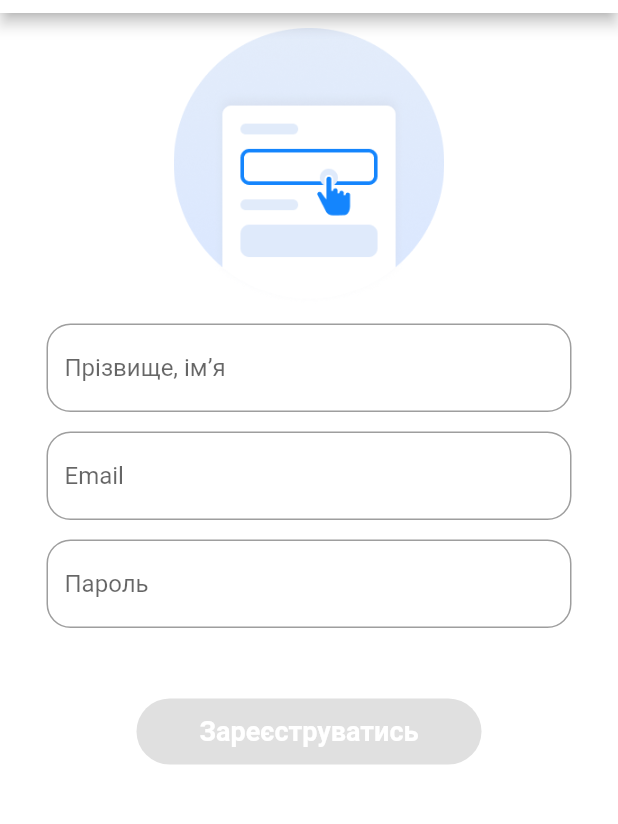
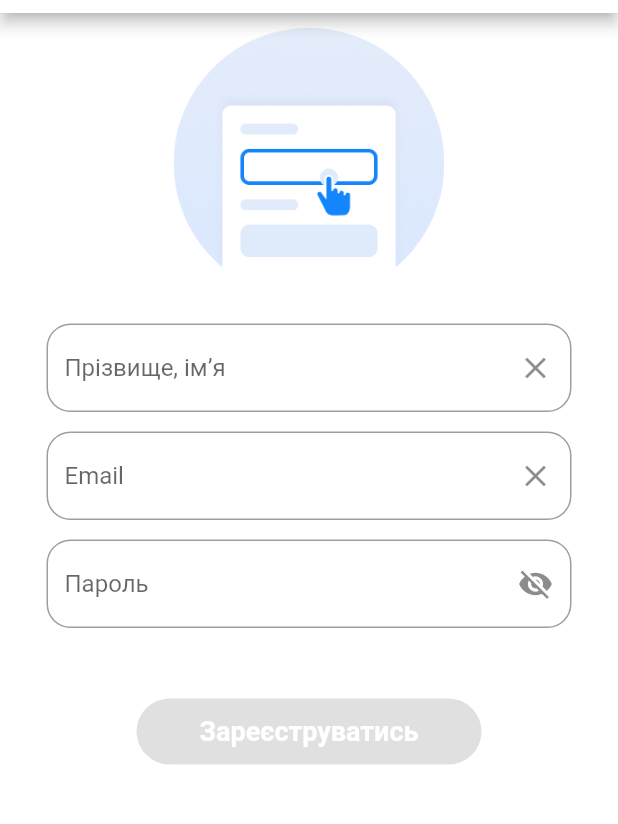
Before and after one commit to serg-yalosovetsky/united_help, a Flutter app: the screen it shows after launch, on a phone screen of 412 x 824 dp, the part 71-895 px from its top. Run offline on Flutter 3.47's test engine with Material 2 defaults, Android fonts, the light colour scheme and no system bars; our stand-ins replace email_validator, flutter_svg, google_maps_flutter; Roboto replaces fonts that are missing (SF Pro Text); project files that could hold a hidden picture were left out.

Commit message:
visible password and clear text

```diff
--- a/lib/screen/register_screen.dart
+++ b/lib/screen/register_screen.dart
@@ -22,6 +22,7 @@ class _RegisterScreenState extends State<RegisterScreen> {
 	final name_controller = TextEditingController();
 	final email_controller = TextEditingController();
 	final password_controller = TextEditingController();
+	late bool _password_visible;
 
 	@override
 	void dispose() {
@@ -30,6 +31,10 @@ class _RegisterScreenState extends State<RegisterScreen> {
 		email_controller.dispose();
 		password_controller.dispose();
 		super.dispose();
+	}
+
+	void initState() {
+		_password_visible = false;
 	}
 
 	@override
@@ -70,6 +75,12 @@ class _RegisterScreenState extends State<RegisterScreen> {
 									borderRadius : BorderRadius.all(Radius.circular(16.0)),
 								),
 								hintText: 'Прізвище, ім’я',
+								suffixIcon: IconButton(
+									onPressed: name_controller.clear,
+									icon: Icon(
+											Icons.clear,
+									),
+								),
 							),
 						),
 					),
@@ -108,6 +119,12 @@ class _RegisterScreenState extends State<RegisterScreen> {
 									borderRadius : BorderRadius.all(Radius.circular(16.0)),
 								),
 								hintText: 'Email',
+								suffixIcon: IconButton(
+									onPressed: email_controller.clear,
+									icon: Icon(
+										Icons.clear,
+									),
+								),
 							),
 						),
 					),
@@ -121,7 +138,9 @@ class _RegisterScreenState extends State<RegisterScreen> {
 					Padding(
 						padding: const EdgeInsets.fromLTRB(31, 13, 31, 0),
 						child: TextFormField(
+							keyboardType: TextInputType.text,
 							controller: password_controller,
+							obscureText: !_password_visible,
 							autovalidateMode: AutovalidateMode.onUserInteraction,
 							validator: (value) {
 								if (value == null || value.isEmpty) {
@@ -146,6 +165,20 @@ class _RegisterScreenState extends State<RegisterScreen> {
 									borderRadius : BorderRadius.all(Radius.circular(16.0)),
 								),
 								hintText: 'Пароль',
+								suffixIcon: IconButton(
+									onPressed: () {
+										setState(() {
+											_password_visible = !_password_visible;
+										});
+									},
+									icon: Icon(
+										// Based on passwordVisible state choose the icon
+										_password_visible
+												? Icons.visibility
+												: Icons.visibility_off,
+										// color: Theme.of(context).primaryColorDark,
+									),
+								),
 							),
 						),
 					),
```
